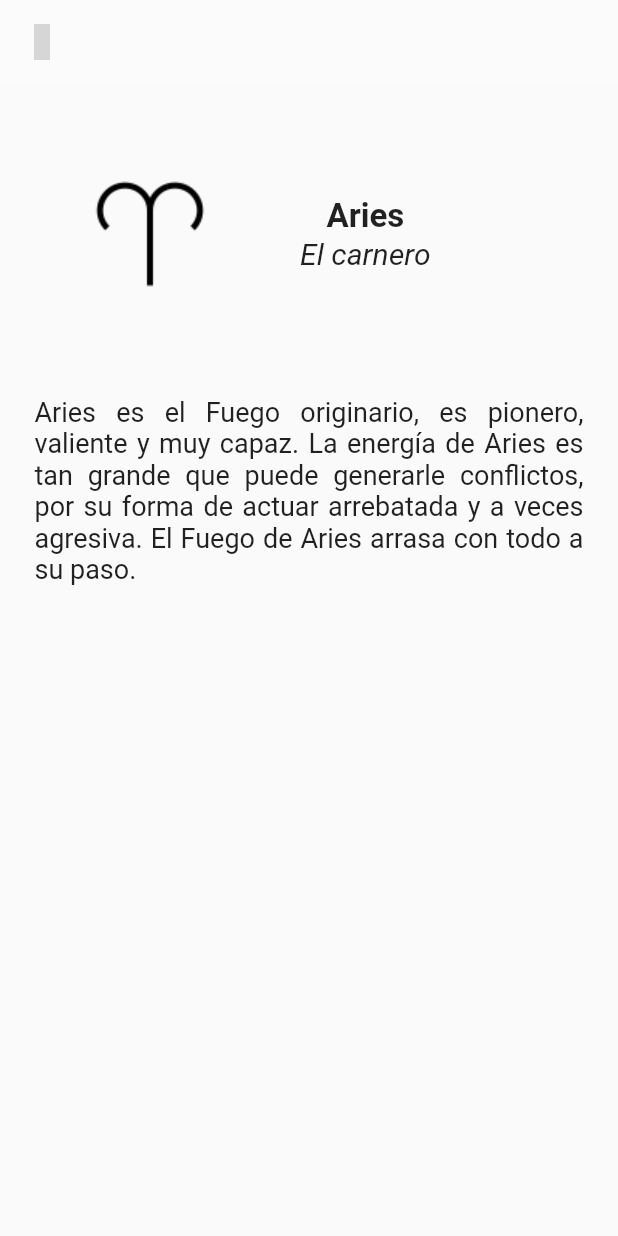
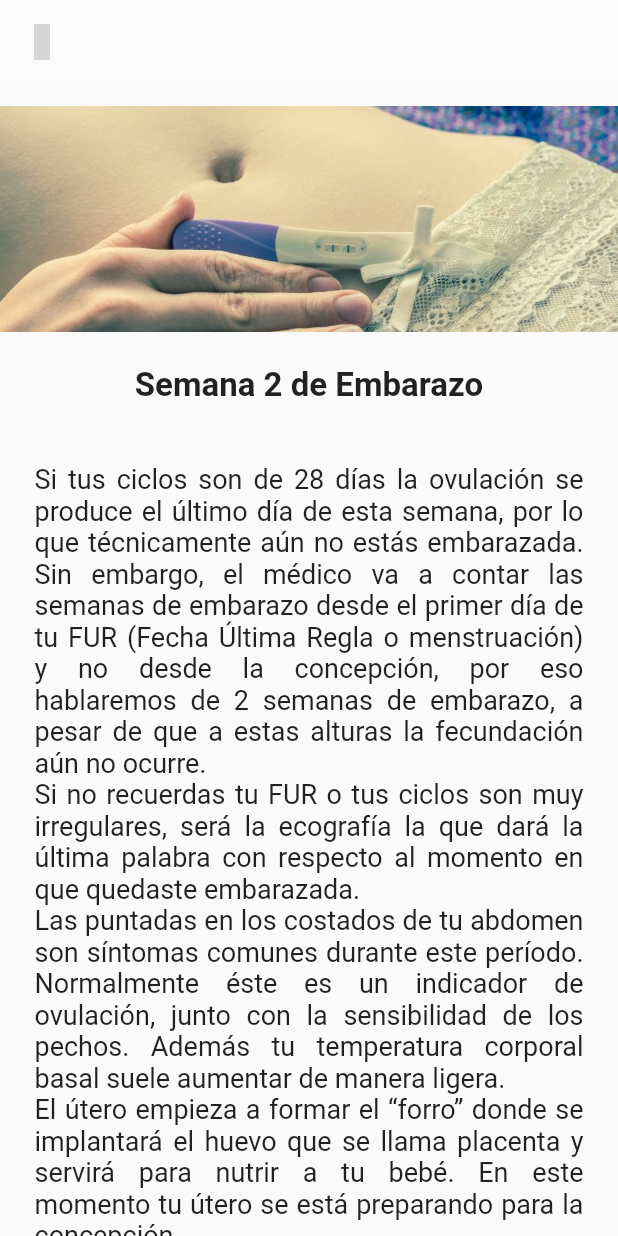
Before and after one commit to DrKoi/obcalculator_unab, a Flutter app: the InformacionPage widget shown alone on an empty page, opened directly, after a tap on "Semana 2", on a phone screen of 412 x 824 dp. Run offline on Flutter 3.47's test engine with Material 2 defaults, Android fonts, the phone set to English and light mode, and no system bars; our stand-ins replace jiffy, material_design_icons_flutter, sleek_circular_slider; grey boxes are pictures that could not be loaded.

Commit message:
correcciones y avance en paginas de informacion

```diff
--- a/ob_calculator/lib/models/dato_model.dart
+++ b/ob_calculator/lib/models/dato_model.dart
@@ -1,5 +1,3 @@
-import 'package:flutter/material.dart';
-
 class Dato {
   final String titulo;
   final String subtitulo;
--- a/ob_calculator/lib/models/signo_zodiaco.dart
+++ b/ob_calculator/lib/models/signo_zodiaco.dart
@@ -1,5 +1,3 @@
-import 'package:flutter/cupertino.dart';
-
 class SignoZodiaco {
   final String image;
   final String titulo;
--- a/ob_calculator/lib/pages/giro.dart
+++ b/ob_calculator/lib/pages/giro.dart
@@ -118,7 +118,6 @@
                       Container(
                         child: Builder(builder: (context) {
                           localeJiff();
-                          var fechaJiffy = Jiffy(fechaSeleccionada).yMMMd;
                           //var fur = Jiffy(fechaJiffy).subtract();
                           return Column(
                             mainAxisAlignment: MainAxisAlignment.center,
@@ -142,7 +141,6 @@
                       ),
                       Container(
                         child: Builder(builder: (context) {
-                          var fur = value;
                           return Column(
                             mainAxisAlignment: MainAxisAlignment.center,
                             children: [
--- a/ob_calculator/lib/pages/home_page.dart
+++ b/ob_calculator/lib/pages/home_page.dart
@@ -1,14 +1,10 @@
 import 'package:flutter/material.dart';
 import 'package:material_design_icons_flutter/material_design_icons_flutter.dart';
 import 'package:ob_calculator/constants.dart';
-import 'package:ob_calculator/pages/giro.dart';
-import 'package:ob_calculator/pages/imc_page.dart';
 import 'package:ob_calculator/pages/informacion_page.dart';
-import 'package:ob_calculator/pages/zodiac_pages/singo_zodica_page.dart';
 import '../models/pagina_model.dart';
 import 'disco_gestacional_page copy.dart';
 import 'fur_operacional_page.dart';
-import 'carta_astral_page.dart';
 
 class HomePage extends StatefulWidget {
   const HomePage({super.key});
--- a/ob_calculator/lib/pages/informacion_page.dart
+++ b/ob_calculator/lib/pages/informacion_page.dart
@@ -1,5 +1,5 @@
 import 'package:flutter/material.dart';
-import 'package:ob_calculator/pages/zodiac_pages/singo_zodica_page.dart';
+import 'package:ob_calculator/pages/semana_pages/semana_page.dart';
 
 import '../models/pagina_model.dart';
 import '../widgets/heading.dart';
@@ -15,199 +15,199 @@
 final List<Pagina> semanasPages = [
   Pagina(
       nombrePagina: 'Semana 2',
-      subtitulo: 'Ovulación',
+      subtitulo: '',
       iconoPagina: null,
-      pathPagina: SignoZodicoPage('Aries')),
+      pathPagina: SemanaPage(2)),
   Pagina(
       nombrePagina: 'Semana 3',
       subtitulo: '¿Qué siente la madre?',
       iconoPagina: null,
-      pathPagina: SignoZodicoPage('Aries')),
+      pathPagina: SemanaPage(3)),
   Pagina(
       nombrePagina: 'Semana 4',
-      subtitulo: 'Ovulación',
+      subtitulo: '',
       iconoPagina: null,
-      pathPagina: SignoZodicoPage('Aries')),
+      pathPagina: SemanaPage(4)),
   Pagina(
       nombrePagina: 'Semana 5',
-      subtitulo: 'Ovulación',
+      subtitulo: '',
       iconoPagina: null,
-      pathPagina: SignoZodicoPage('Aries')),
+      pathPagina: SemanaPage(5)),
   Pagina(
       nombrePagina: 'Semana 6',
-      subtitulo: 'Ovulación',
+      subtitulo: '',
       iconoPagina: null,
-      pathPagina: SignoZodicoPage('Aries')),
+      pathPagina: SemanaPage(6)),
   Pagina(
       nombrePagina: 'Semana 7',
-      subtitulo: 'Ovulación',
+      subtitulo: '',
       iconoPagina: null,
-      pathPagina: SignoZodicoPage('Aries')),
+      pathPagina: SemanaPage(7)),
   Pagina(
       nombrePagina: 'Semana 8',
-      subtitulo: 'Ovulación',
+      subtitulo: 'El gran paso de embrión a feto',
       iconoPagina: null,
-      pathPagina: SignoZodicoPage('Aries')),
+      pathPagina: SemanaPage(8)),
   Pagina(
       nombrePagina: 'Semana 9',
-      subtitulo: 'Ovulación',
+      subtitulo: 'Tu bebé tiene el tamaño de una uva',
       iconoPagina: null,
-      pathPagina: SignoZodicoPage('Aries')),
+      pathPagina: SemanaPage(9)),
   Pagina(
       nombrePagina: 'Semana 10',
-      subtitulo: 'Ovulación',
+      subtitulo: 'Tu bebé comienza a moverse',
       iconoPagina: null,
-      pathPagina: SignoZodicoPage('Aries')),
+      pathPagina: SemanaPage(10)),
   Pagina(
       nombrePagina: 'Semana 11',
-      subtitulo: 'Ovulación',
+      subtitulo: 'Tu bebé se mueve libre',
       iconoPagina: null,
-      pathPagina: SignoZodicoPage('Aries')),
+      pathPagina: SemanaPage(11)),
   Pagina(
       nombrePagina: 'Semana 12',
-      subtitulo: 'Ovulación',
+      subtitulo: 'Su primera orina',
       iconoPagina: null,
-      pathPagina: SignoZodicoPage('Aries')),
+      pathPagina: SemanaPage(12)),
   Pagina(
       nombrePagina: 'Semana 13',
-      subtitulo: 'Ovulación',
+      subtitulo: 'Lo más difícil a pasado',
       iconoPagina: null,
-      pathPagina: SignoZodicoPage('Aries')),
+      pathPagina: SemanaPage(13)),
   Pagina(
       nombrePagina: 'Semana 14',
-      subtitulo: 'Ovulación',
+      subtitulo: 'Tu bebé ya funce el ceño',
       iconoPagina: null,
-      pathPagina: SignoZodicoPage('Aries')),
+      pathPagina: SemanaPage(14)),
   Pagina(
       nombrePagina: 'Semana 15',
-      subtitulo: 'Ovulación',
+      subtitulo: 'Despídete de las náuseas',
       iconoPagina: null,
-      pathPagina: SignoZodicoPage('Aries')),
+      pathPagina: SemanaPage(15)),
   Pagina(
       nombrePagina: 'Semana 16',
-      subtitulo: 'Ovulación',
+      subtitulo: 'Ya responde a estímulos externos',
       iconoPagina: null,
-      pathPagina: SignoZodicoPage('Aries')),
+      pathPagina: SemanaPage(16)),
   Pagina(
       nombrePagina: 'Semana 17',
-      subtitulo: 'Ovulación',
+      subtitulo: 'Ya puedes sentir al bebé',
       iconoPagina: null,
-      pathPagina: SignoZodicoPage('Aries')),
+      pathPagina: SemanaPage(17)),
   Pagina(
       nombrePagina: 'Semana 18',
-      subtitulo: 'Ovulación',
+      subtitulo: '¡Ahora puede oir tu corazón!',
       iconoPagina: null,
-      pathPagina: SignoZodicoPage('Aries')),
+      pathPagina: SemanaPage(18)),
   Pagina(
       nombrePagina: 'Semana 19',
-      subtitulo: 'Ovulación',
+      subtitulo: 'Tu bebé reconoce tu voz',
       iconoPagina: null,
-      pathPagina: SignoZodicoPage('Aries')),
+      pathPagina: SemanaPage(19)),
   Pagina(
       nombrePagina: 'Semana 20',
-      subtitulo: 'Ovulación',
+      subtitulo: 'La mitad de tu embarazo',
       iconoPagina: null,
-      pathPagina: SignoZodicoPage('Aries')),
+      pathPagina: SemanaPage(20)),
   Pagina(
       nombrePagina: 'Semana 21',
-      subtitulo: 'Ovulación',
+      subtitulo: 'Tu bebé se mueve seguido',
       iconoPagina: null,
-      pathPagina: SignoZodicoPage('Aries')),
+      pathPagina: SemanaPage(21)),
   Pagina(
       nombrePagina: 'Semana 22',
-      subtitulo: 'Ovulación',
+      subtitulo: 'Ya luce como será al nacer',
       iconoPagina: null,
-      pathPagina: SignoZodicoPage('Aries')),
+      pathPagina: SemanaPage(22)),
   Pagina(
       nombrePagina: 'Semana 23',
-      subtitulo: 'Ovulación',
+      subtitulo: 'Su piel toma color',
       iconoPagina: null,
-      pathPagina: SignoZodicoPage('Aries')),
+      pathPagina: SemanaPage(23)),
   Pagina(
       nombrePagina: 'Semana 24',
-      subtitulo: 'Ovulación',
+      subtitulo: 'Tu bebé siente sabores',
       iconoPagina: null,
-      pathPagina: SignoZodicoPage('Aries')),
+      pathPagina: SemanaPage(24)),
   Pagina(
       nombrePagina: 'Semana 25',
-      subtitulo: 'Ovulación',
+      subtitulo: 'Tu bebé ya tiene pestañas',
       iconoPagina: null,
-      pathPagina: SignoZodicoPage('Aries')),
+      pathPagina: SemanaPage(25)),
   Pagina(
       nombrePagina: 'Semana 26',
-      subtitulo: 'Ovulación',
+      subtitulo: '¡Empieza abrir sus ojitos!',
       iconoPagina: null,
-      pathPagina: SignoZodicoPage('Aries')),
+      pathPagina: SemanaPage(26)),
   Pagina(
       nombrePagina: 'Semana 27',
-      subtitulo: 'Ovulación',
+      subtitulo: 'Tu bebé parpadea',
       iconoPagina: null,
-      pathPagina: SignoZodicoPage('Aries')),
+      pathPagina: SemanaPage(27)),
   Pagina(
       nombrePagina: 'Semana 28',
-      subtitulo: 'Ovulación',
+      subtitulo: 'Percibe lo que le rodea',
       iconoPagina: null,
-      pathPagina: SignoZodicoPage('Aries')),
+      pathPagina: SemanaPage(28)),
   Pagina(
       nombrePagina: 'Semana 29',
-      subtitulo: 'Ovulación',
+      subtitulo: 'Tu bebé crece rápido',
       iconoPagina: null,
-      pathPagina: SignoZodicoPage('Aries')),
+      pathPagina: SemanaPage(29)),
   Pagina(
       nombrePagina: 'Semana 30',
-      subtitulo: 'Ovulación',
+      subtitulo: 'Comienza a cuenta regresiva',
       iconoPagina: null,
-      pathPagina: SignoZodicoPage('Aries')),
+      pathPagina: SemanaPage(30)),
   Pagina(
       nombrePagina: 'Semana 31',
-      subtitulo: 'Ovulación',
+      subtitulo: 'Sientes todos sus movimientos',
       iconoPagina: null,
-      pathPagina: SignoZodicoPage('Aries')),
+      pathPagina: SemanaPage(31)),
   Pagina(
       nombrePagina: 'Semana 32',
-      subtitulo: 'Ovulación',
+      subtitulo: 'Tiene sus uñas formadas',
       iconoPagina: null,
-      pathPagina: SignoZodicoPage('Aries')),
+      pathPagina: SemanaPage(32)),
   Pagina(
       nombrePagina: 'Semana 33',
-      subtitulo: 'Ovulación',
+      subtitulo: 'Tu bebé y sus 5 sentidos',
       iconoPagina: null,
-      pathPagina: SignoZodicoPage('Aries')),
+      pathPagina: SemanaPage(33)),
   Pagina(
       nombrePagina: 'Semana 34',
-      subtitulo: 'Ovulación',
+      subtitulo: 'Casi todo listo',
       iconoPagina: null,
-      pathPagina: SignoZodicoPage('Aries')),
+      pathPagina: SemanaPage(34)),
   Pagina(
       nombrePagina: 'Semana 35',
-      subtitulo: 'Ovulación',
+      subtitulo: 'El bebé toma posición',
       iconoPagina: null,
-      pathPagina: SignoZodicoPage('Aries')),
+      pathPagina: SemanaPage(35)),
   Pagina(
       nombrePagina: 'Semana 36',
-      subtitulo: 'Ovulación',
+      subtitulo: 'El bebé desciende',
       iconoPagina: null,
-      pathPagina: SignoZodicoPage('Aries')),
+      pathPagina: SemanaPage(36)),
   Pagina(
       nombrePagina: 'Semana 37',
-      subtitulo: 'Ovulación',
+      subtitulo: 'La recta final',
       iconoPagina: null,
-      pathPagina: SignoZodicoPage('Aries')),
+      pathPagina: SemanaPage(37)),
   Pagina(
       nombrePagina: 'Semana 38',
-      subtitulo: 'Ovulación',
+      subtitulo: 'Tu bebé ya está preparado',
       iconoPagina: null,
-      pathPagina: SignoZodicoPage('Aries')),
+      pathPagina: SemanaPage(38)),
   Pagina(
       nombrePagina: 'Semana 39',
-      subtitulo: 'Ovulación',
+      subtitulo: 'Puede nacer en cualquier momento',
       iconoPagina: null,
-      pathPagina: SignoZodicoPage('Aries')),
+      pathPagina: SemanaPage(39)),
   Pagina(
       nombrePagina: 'Semana 40',
-      subtitulo: 'Ovulación',
+      subtitulo: '¡Felicidades para tu bebé!',
       iconoPagina: null,
-      pathPagina: SignoZodicoPage('Aries')),
+      pathPagina: SemanaPage(40)),
 ];
 
 class _InformacionPageState extends State<InformacionPage> {
@@ -221,7 +221,7 @@
           children: [
             const Heading(
               title: "Semanas",
-              count: "40",
+              count: "39",
             ),
             const SizedBox(
               height: 20,
--- /dev/null
+++ b/ob_calculator/lib/pages/semana_pages/semana_page.dart
@@ -0,0 +1,172 @@
+import 'package:flutter/material.dart';
+import 'package:material_design_icons_flutter/material_design_icons_flutter.dart';
+import 'package:ob_calculator/constants.dart';
+
+import '../../models/semana_model.dart';
+
+class SemanaPage extends StatefulWidget {
+  final num currentSemana;
+  SemanaPage(this.currentSemana, {Key? key}) : super(key: key);
+
+  @override
+  State<SemanaPage> createState() => _SemanaState();
+}
+
+final Map<num, Semana> semana = {
+  2: Semana(
+      image: '',
+      numSemana: 'Semana 2 de Embarazo',
+      slogan: '',
+      textoSemana: 'Si tus ciclos son de 28 días la ovulación se produce el último día de esta semana, por lo que técnicamente aún no estás embarazada. Sin embargo, el médico va a contar las semanas de embarazo desde el primer día de tu FUR (Fecha Última Regla o menstruación) y no desde la concepción, por eso hablaremos de 2 semanas de embarazo, a pesar de que a estas alturas la fecundación aún no ocurre.' +
+          '\nSi no recuerdas tu FUR o tus ciclos son muy irregulares, será la ecografía la que dará la última palabra con respecto al momento en que quedaste embarazada.' +
+          '\nLas puntadas en los costados de tu abdomen son síntomas comunes durante este período. Normalmente éste es un indicador de ovulación, junto con la sensibilidad de los pechos. Además tu temperatura corporal basal suele aumentar de manera ligera.' +
+          '\nEl útero empieza a formar el “forro” donde se implantará el huevo que se llama placenta y servirá para nutrir a tu bebé. En este momento tu útero se está preparando para la concepción.' +
+          '\nTu volumen de sangre aumenta en un 50%, para afrontar la demanda de oxigeno del posible bebé que crecerá en tu interior. Dentro de tu cuerpo, estás creando un mundo seguro para que tu pequeño pueda desarrollarse, protegido del exterior.' +
+          '\nTodavía no es posible confirmar con análisis si ya estás embarazada. Debes tener un poco de paciencia ya que debes esperar dos semanas más para confirmarlo, es decir, la fecha cuando tendría que aparecer tu menstruación.' +
+          '\nOvulación' +
+          '\nLa ovulación, que permitirá que un óvulo salga de tu ovario para encontrarse con un espermatozoide que lo fecunde, se desencadena por un aumento súbito de la producción de una hormona llamada LH.' +
+          '\nEste proceso parte cuando la superficie del ovario comienza a presentar un abultamiento local, en cuyo vértice aparece una mancha llamada estigma. Esto produce la degeneración de la superficie del ovario, lo que da paso a un escape de líquido folicular por el estigma , que se abre gradualmente. Así se libera la tensión y el óvulo se desprende y es expulsado del ovario.' +
+          '\nSin embargo, algunas mujeres no ovulan naturalmente por lo que para embarazarse toman fármacos, como el citrato de clomifeno, que estimula la liberación de esta hormona, provocando ovulaciones múltiples.' +
+          '\nEs por esto que la frecuencia de embarazos múltiples aumenta hasta 10 veces cuando se induce la ovulación, pero también ocurren abortos espontáneos ya que no resulta posible la supervivencia de siete o más embriones.'),
+  3: Semana(
+      image: '',
+      numSemana: 'Semana 3 de Embarazo',
+      slogan: '',
+      textoSemana: ''),
+  4: Semana(
+      image: '',
+      numSemana: 'Semana 4 de Embarazo',
+      slogan: '',
+      textoSemana: ''),
+  5: Semana(
+      image: '',
+      numSemana: 'Semana 5 de Embarazo',
+      slogan: '',
+      textoSemana: ''),
+  6: Semana(
+      image: '',
+      numSemana: 'Semana 6 de Embarazo',
+      slogan: '',
+      textoSemana: ''),
+  7: Semana(
+      image: '',
+      numSemana: 'Semana 7 de Embarazo',
+      slogan: '',
+      textoSemana: ''),
+  8: Semana(
+      image: '',
+      numSemana: '8 semanas de Embarazo',
+      slogan: 'El gran paso de embrión a feto',
+      textoSemana: ''),
+  9: Semana(
+      image: '',
+      numSemana: '9 semanas de Embarazo',
+      slogan: 'Tu bebé tiene el tamaño de una uva',
+      textoSemana: ''),
+  10: Semana(
+      image: '',
+      numSemana: '10 semanas de Embarazo',
+      slogan: 'Tu bebé empieza a moverse',
+      textoSemana: ''),
+  11: Semana(
+      image: '',
+      numSemana: '11 semanas de Embarazo',
+      slogan: 'Tu bebé se mueve libre',
+      textoSemana: ''),
+  12: Semana(image: '', numSemana: '', slogan: '', textoSemana: ''),
+  13: Semana(image: '', numSemana: '', slogan: '', textoSemana: ''),
+  14: Semana(image: '', numSemana: '', slogan: '', textoSemana: ''),
+  15: Semana(image: '', numSemana: '', slogan: '', textoSemana: ''),
+  16: Semana(image: '', numSemana: '', slogan: '', textoSemana: ''),
+  17: Semana(image: '', numSemana: '', slogan: '', textoSemana: ''),
+  18: Semana(image: '', numSemana: '', slogan: '', textoSemana: ''),
+  19: Semana(image: '', numSemana: '', slogan: '', textoSemana: ''),
+  20: Semana(image: '', numSemana: '', slogan: '', textoSemana: ''),
+  21: Semana(image: '', numSemana: '', slogan: '', textoSemana: ''),
+  22: Semana(image: '', numSemana: '', slogan: '', textoSemana: ''),
+  23: Semana(image: '', numSemana: '', slogan: '', textoSemana: ''),
+  24: Semana(image: '', numSemana: '', slogan: '', textoSemana: ''),
+  25: Semana(image: '', numSemana: '', slogan: '', textoSemana: ''),
+  26: Semana(image: '', numSemana: '', slogan: '', textoSemana: ''),
+  27: Semana(image: '', numSemana: '', slogan: '', textoSemana: ''),
+  28: Semana(image: '', numSemana: '', slogan: '', textoSemana: ''),
+  29: Semana(image: '', numSemana: '', slogan: '', textoSemana: ''),
+  30: Semana(image: '', numSemana: '', slogan: '', textoSemana: ''),
+  31: Semana(image: '', numSemana: '', slogan: '', textoSemana: ''),
+  32: Semana(image: '', numSemana: '', slogan: '', textoSemana: ''),
+  33: Semana(image: '', numSemana: '', slogan: '', textoSemana: ''),
+  34: Semana(image: '', numSemana: '', slogan: '', textoSemana: ''),
+  35: Semana(image: '', numSemana: '', slogan: '', textoSemana: ''),
+  36: Semana(image: '', numSemana: '', slogan: '', textoSemana: ''),
+  37: Semana(image: '', numSemana: '', slogan: '', textoSemana: ''),
+  38: Semana(image: '', numSemana: '', slogan: '', textoSemana: ''),
+  39: Semana(image: '', numSemana: '', slogan: '', textoSemana: ''),
+  40: Semana(image: '', numSemana: '', slogan: '', textoSemana: ''),
+};
+
+class _SemanaState extends State<SemanaPage> {
+  @override
+  Widget build(BuildContext context) {
+    return Scaffold(
+        appBar: AppBar(
+            elevation: 0,
+            backgroundColor: appBarColor,
+            leading: IconButton(
+              icon: Icon(
+                MdiIcons.arrowLeft,
+                color: Colors.black,
+              ),
+              onPressed: () {
+                Navigator.pop(context);
+              },
+            )),
+        body: Builder(builder: ((context) {
+          //TODO:-Se recibe desde el signo que toca, se usa para identificar en el map
+          var semanaKey = widget.currentSemana;
+
+          return SingleChildScrollView(
+            child: Column(
+              mainAxisAlignment: MainAxisAlignment.start,
+              children: [
+                Container(
+                  height: 180,
+                  width: MediaQuery.of(context).size.width,
+                  decoration: BoxDecoration(
+                      image: DecorationImage(
+                          image: AssetImage('assets/semanas/semana_2.jpg'))),
+                ),
+                Padding(
+                  padding: const EdgeInsets.all(8.0),
+                  child: Center(
+                    child: Column(
+                      children: [
+                        Text(
+                          semana[semanaKey]!.numSemana,
+                          style: TextStyle(
+                              fontWeight: FontWeight.bold, fontSize: 22),
+                        ),
+                        Text(
+                          semana[semanaKey]!.slogan,
+                          style: TextStyle(
+                              fontStyle: FontStyle.italic, fontSize: 20),
+                        ),
+                      ],
+                    ),
+                  ),
+                ),
+                Padding(
+                  padding: const EdgeInsets.all(8.0),
+                  child: Container(
+                      margin: EdgeInsets.symmetric(horizontal: 15),
+                      child: Text(
+                        semana[semanaKey]!.textoSemana,
+                        textAlign: TextAlign.justify,
+                        style: TextStyle(fontSize: 18),
+                      )),
+                )
+              ],
+            ),
+          );
+        })));
+  }
+}
--- a/ob_calculator/lib/pages/zodiac_pages/singo_zodica_page.dart
+++ b/ob_calculator/lib/pages/zodiac_pages/signo_zodiaco_page.dart
@@ -1,18 +1,15 @@
 import 'package:flutter/material.dart';
-import 'package:flutter/cupertino.dart';
-import 'package:flutter/src/widgets/container.dart';
-import 'package:flutter/src/widgets/framework.dart';
 import 'package:material_design_icons_flutter/material_design_icons_flutter.dart';
 import 'package:ob_calculator/constants.dart';
 
 import '../../models/signo_zodiaco.dart';
 
-class SignoZodicoPage extends StatefulWidget {
+class SignoZodiacoPage extends StatefulWidget {
   final String signo;
-  SignoZodicoPage(this.signo, {Key? key}) : super(key: key);
+  SignoZodiacoPage(this.signo, {Key? key}) : super(key: key);
 
   @override
-  State<SignoZodicoPage> createState() => _PiscisPageState();
+  State<SignoZodiacoPage> createState() => _SignoZodiacoPageState();
 }
 
 final Map<String, SignoZodiaco> zodiac = {
@@ -126,7 +123,7 @@
       gema: 'Aquamarina'),
 };
 
-class _PiscisPageState extends State<SignoZodicoPage> {
+class _SignoZodiacoPageState extends State<SignoZodiacoPage> {
   @override
   Widget build(BuildContext context) {
     return Scaffold(
@@ -146,7 +143,8 @@
           //TODO:-Se recibe desde el signo que toca, se usa para identificar en el map
           var zodiacKey = widget.signo;
 
-          return Column(
+          return SingleChildScrollView(
+            child: Column(
               children: [
                 Row(
                   children: [
@@ -185,6 +183,7 @@
                       )),
                 )
               ],
+            ),
           );
         })));
   }
--- a/ob_calculator/lib/widgets/disco_widget.dart
+++ b/ob_calculator/lib/widgets/disco_widget.dart
@@ -81,7 +81,6 @@
                 Container(
                   child: Builder(builder: (context) {
                     localeJiff();
-                    var fechaJiffy = Jiffy(fecha).yMMMd;
                     //var fur = Jiffy(fechaJiffy).subtract();
                     return Column(
                       mainAxisAlignment: MainAxisAlignment.center,
@@ -103,7 +102,6 @@
                 ),
                 Container(
                   child: Builder(builder: (context) {
-                    var fur = value;
                     return Column(
                       mainAxisAlignment: MainAxisAlignment.center,
                       children: [
--- a/ob_calculator/pubspec.yaml
+++ b/ob_calculator/pubspec.yaml
@@ -72,6 +72,7 @@
   assets:
     - assets/
     - assets/signos/
+    - assets/semanas/
   #   - images/a_dot_ham.jpeg
 
   # An image asset can refer to one or more resolution-specific "variants", see
```
Also changed, not shown: ob_calculator/lib/models/semana_model.dart (added, +11 -0 lines), ob_calculator/lib/pages/disco_gestacional_page copy.dart (+11 -12 lines), ob_calculator/lib/pages/fur_operacional_page.dart (+4 -5 lines), ob_calculator/lib/pages/mostrar_datos.dart (+21 -5 lines), ob_calculator/assets/arrow.png (added), ob_calculator/assets/calendar_arrow.png (added), ob_calculator/assets/semanas/semana_2.jpg (added). Lines whose indentation alone changed are shown as unchanged.
